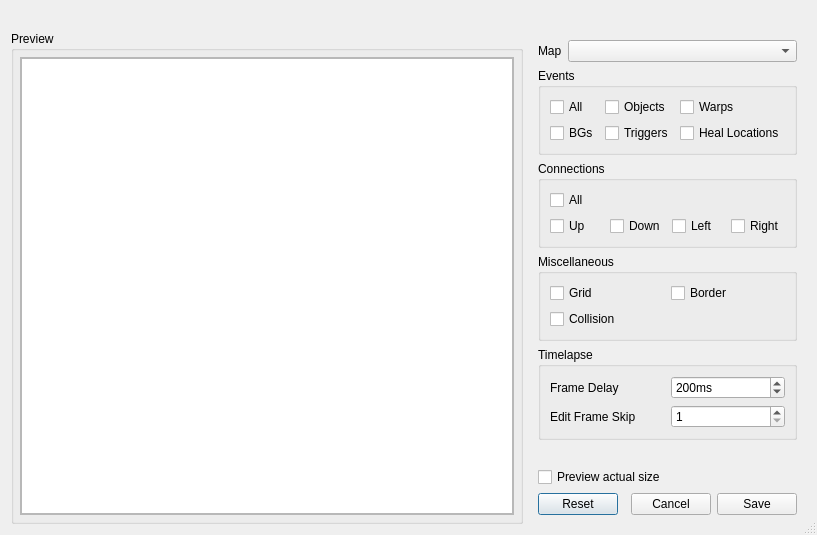
Qt form forms/mapimageexporter.ui (huderlem/porymap) before a commit.
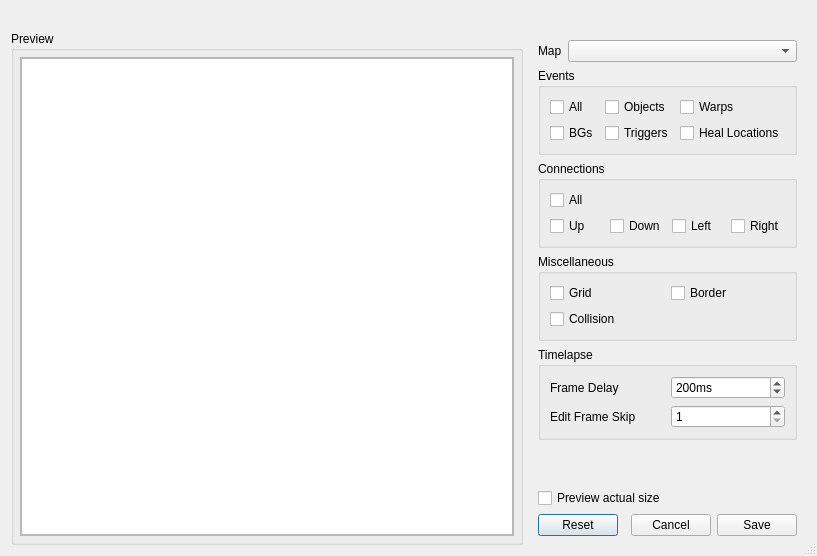
The same form after that commit. Custom widgets are drawn as their Qt base class.

Commit message: Fix pixmap resizing, speed up stitch rendering

The edit to the form file:
```diff
--- a/forms/mapimageexporter.ui
+++ b/forms/mapimageexporter.ui
@@ -7,7 +7,7 @@
     <x>0</x>
     <y>0</y>
     <width>817</width>
-    <height>535</height>
+    <height>556</height>
    </rect>
   </property>
   <property name="windowTitle">
@@ -326,16 +326,22 @@
       </property>
       <item row="0" column="0">
        <widget class="QScrollArea" name="scrollArea_Preview">
+        <property name="sizeAdjustPolicy">
+         <enum>QAbstractScrollArea::SizeAdjustPolicy::AdjustToContents</enum>
+        </property>
         <property name="widgetResizable">
          <bool>true</bool>
         </property>
+        <property name="alignment">
+         <set>Qt::AlignmentFlag::AlignCenter</set>
+        </property>
         <widget class="QWidget" name="scrollAreaWidgetContents">
          <property name="geometry">
           <rect>
            <x>0</x>
            <y>0</y>
            <width>469</width>
-           <height>464</height>
+           <height>485</height>
           </rect>
          </property>
          <layout class="QGridLayout" name="gridLayout">
```
Left out of the diff: 9 changed lines with no effect on the pictures. The commit also changes 2 other files.
